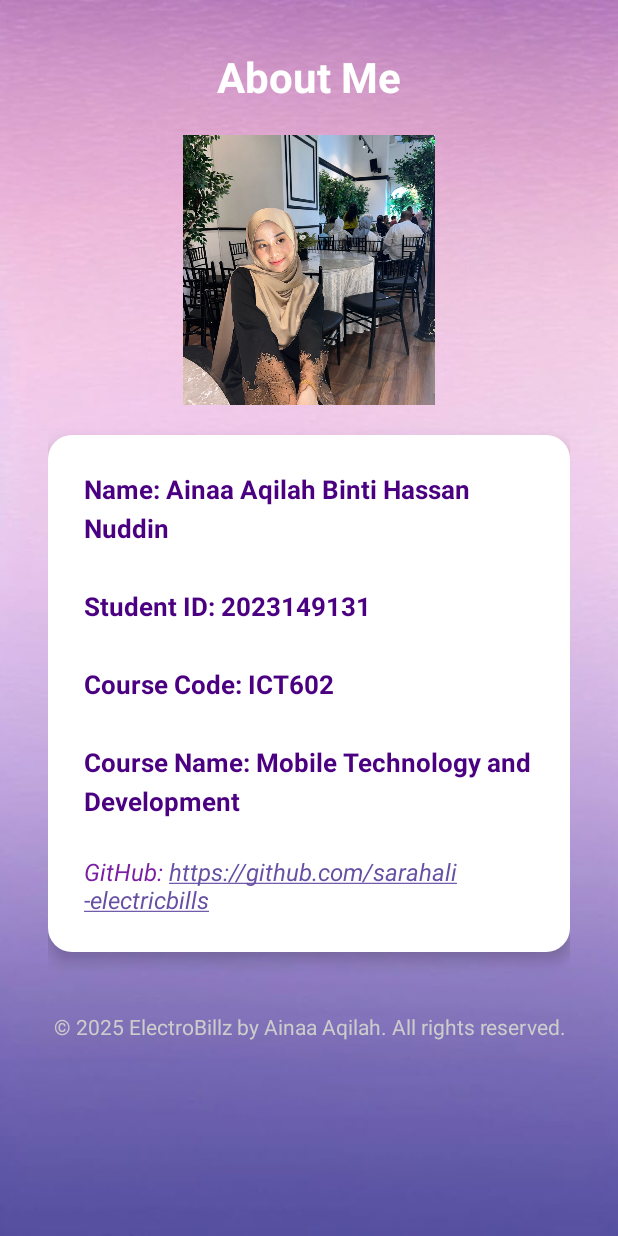
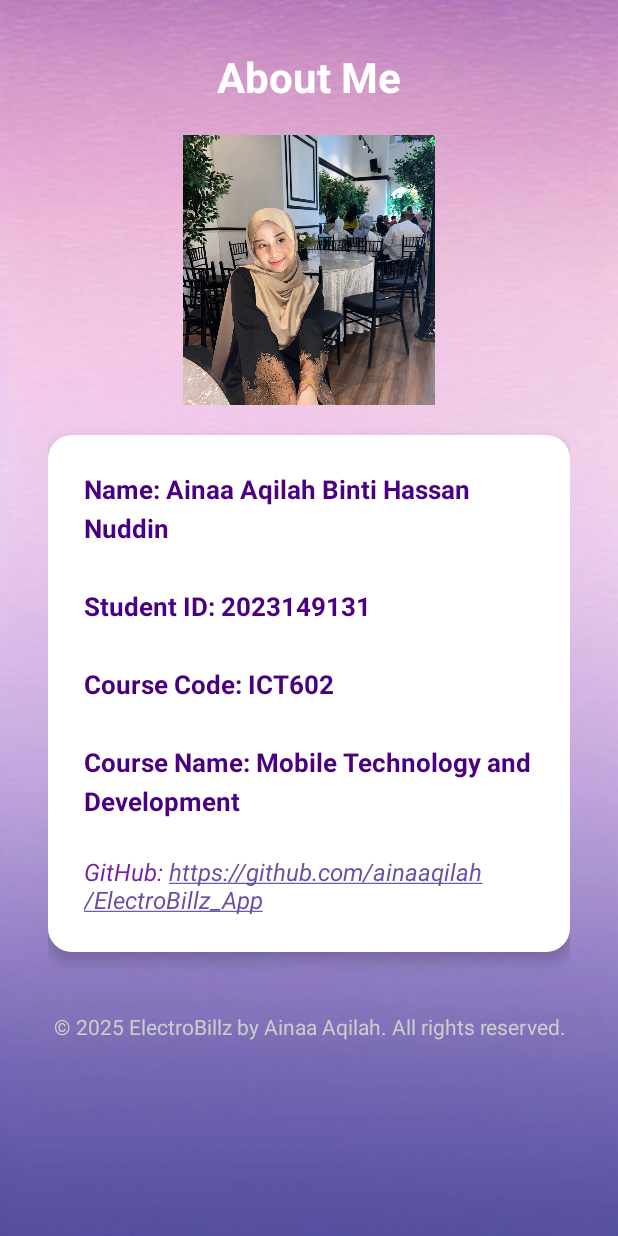
Before and after one commit to ainaaqilah/ElectroBillz_App, an Android app: the AboutActivity screen opened directly, with no data from a screen before it, on a phone screen of 412 x 824 dp. Run offline under Robolectric (Android 15) with nearby library versions, the phone set to English and light mode, and no system bars.

Commit message:
Updated logic in activity_about.xml

```diff
--- a/app/src/main/res/layout/activity_about.xml
+++ b/app/src/main/res/layout/activity_about.xml
@@ -62,7 +62,7 @@ android:padding="16dp">
         android:id="@+id/textViewGithub"
         android:layout_width="wrap_content"
         android:layout_height="wrap_content"
-        android:text="GitHub: https://github.com/sarahali-electricbills"
+        android:text="GitHub: https://github.com/ainaaqilah/ElectroBillz_App"
         android:autoLink="web"
         android:textSize="16sp"
         android:textColor="#7B1FA2"
```
